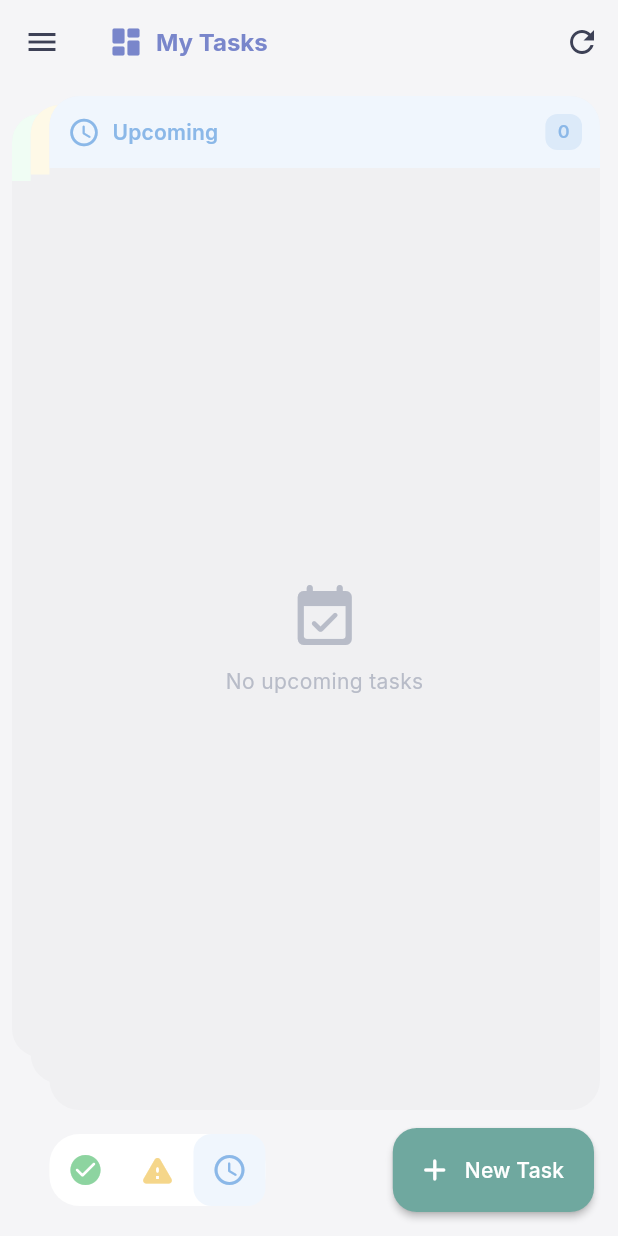
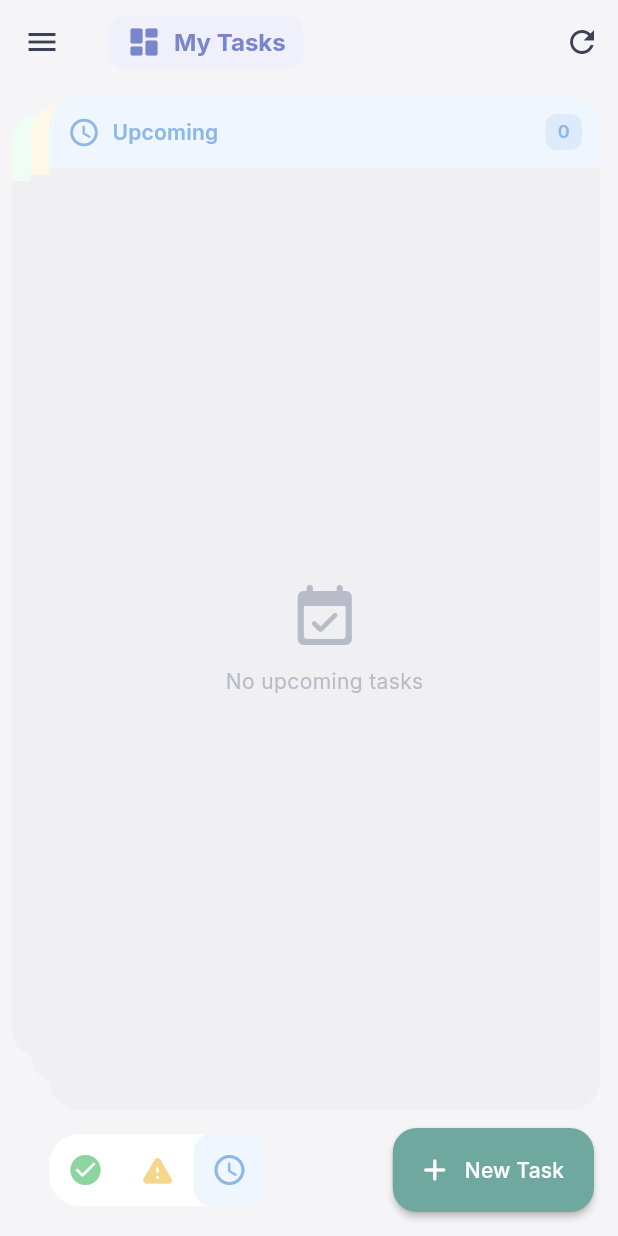
Before and after one commit to macorisd/microplanner, a Flutter app: the DashboardScreen screen opened directly, on a phone screen of 412 x 824 dp. Run offline on Flutter 3.47's test engine with Material 3 defaults, Android fonts, the light colour scheme and no system bars; our stand-ins replace flutter_secure_storage, google_fonts, google_sign_in, hive, hive_flutter; accounts and stored records are empty.

Commit message:
fix: add matching pastel surfaces to board headings

```diff
--- a/lib/features/tasks/presentation/dashboard_screen.dart
+++ b/lib/features/tasks/presentation/dashboard_screen.dart
@@ -394,8 +394,18 @@ class _BoardHeading extends StatelessWidget {
     final foreground = Color(color ?? 0xff7986cb);
     final textStyle = (style ?? Theme.of(context).textTheme.titleLarge)
         ?.copyWith(color: foreground, fontWeight: FontWeight.w700);
-    return Row(
+    return Align(
+      alignment: Alignment.centerLeft,
+      child: DecoratedBox(
+        decoration: BoxDecoration(
+          color: boardRowBackground(foreground),
+          borderRadius: BorderRadius.circular(AppTheme.radiusMedium),
+        ),
+        child: Padding(
+          padding: const EdgeInsets.symmetric(horizontal: 12, vertical: 6),
+          child: Row(
             key: const ValueKey('board-heading'),
+            mainAxisSize: MainAxisSize.min,
             children: [
               Icon(
                 boardIcons[icon] ?? Icons.dashboard_rounded,
@@ -403,7 +413,7 @@ class _BoardHeading extends StatelessWidget {
                 size: (textStyle?.fontSize ?? 22).clamp(24, 36).toDouble(),
               ),
               const SizedBox(width: AppTheme.spacingSmall),
-        Expanded(
+              Flexible(
                 child: Text(
                   name,
                   maxLines: 1,
@@ -412,6 +422,9 @@ class _BoardHeading extends StatelessWidget {
                 ),
               ),
             ],
+          ),
+        ),
+      ),
     );
   }
 }
```
Also changed, not shown: 3 other files. Lines whose indentation alone changed are shown as unchanged.
